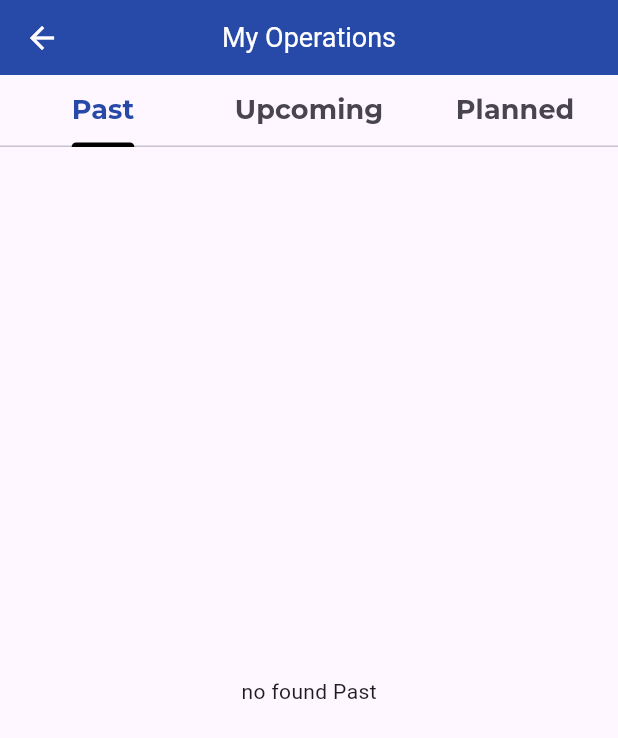
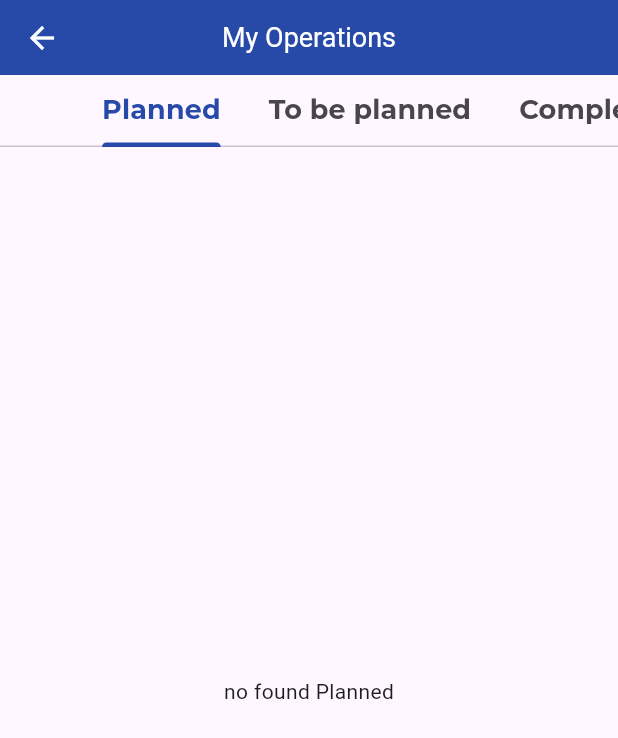
Before and after one commit to Travelaps/Elektra-Fit, a Flutter app: the Profile screen opened directly, after a tap on "My Operations", on a phone screen of 412 x 824 dp. Shown: the top 738 px of the screen. Run offline on Flutter 3.47's test engine with Material 3 defaults, Android fonts, the phone set to English and light mode, and no system bars; our stand-ins replace another_flushbar, cached_network_image, curved_navigation_bar, easy_localization, get_it, lottie and 2 more; missing offline and left inert: qr_code_scanner; accounts and stored records are empty; network calls fail; Roboto replaces fonts that are missing (Axiforma); project files that could hold a hidden picture were left out.

Commit message:
hot fix.

```diff
--- a/assets/translations/en.json
+++ b/assets/translations/en.json
@@ -1,8 +1,11 @@
 {
   "No Operations Found": "No Operations Found",
+  "Planned": "Planned",
+  "Staff Name": "Staff Name",
+  "To be planned": "To be planned",
+  "Completed": "Completed",
   "Upcoming": "Upcoming",
   "Past": "Past",
-  "Planned": "Planned",
   "Name": "Name",
   "Category": "Category",
   "No activities found for the selected date.": "No activities found for the selected date.",
--- a/assets/translations/tr.json
+++ b/assets/translations/tr.json
@@ -1,8 +1,11 @@
 {
   "No Operations Found": "İşlem Bulunamadı",
+  "Planned": "Planlanan",
+  "Staff Name": "Personel İsmi",
+  "To be planned": "Planlanacak",
+  "Completed": "Tamamlanan",
   "Upcoming": "Gelecek",
   "Past": "Geçmiş",
-  "Planned": "Planlanan",
   "Name": "Adı",
   "Category": "Kategori",
   "Service Name": "Servis Adı",
--- a/lib/module/profile/profile-service.dart
+++ b/lib/module/profile/profile-service.dart
@@ -7,11 +7,7 @@ class ProfileService {
   BehaviorSubject<List<SpaMemberBodyAnalysis?>?> spaMemberBody$ = BehaviorSubject.seeded(null);
   BehaviorSubject<List<ReservationModel?>?> reservation$ = BehaviorSubject.seeded(null);
 
-  BehaviorSubject<Map<String, List<ReservationModel>?>?> res$ = BehaviorSubject.seeded({
-    "Past".tr(): [],
-    "Upcoming".tr(): [],
-    "Planned".tr(): [],
-  });
+  BehaviorSubject<Map<String, List<ReservationModel>?>?> res$ = BehaviorSubject.seeded({"Planned".tr(): [], "To be planned".tr(): [], "Completed".tr(): []});
 
   Future<RequestResponse?> spaMemberBodyAnality() async {
     spaMemberBody$.add(null);
@@ -49,37 +45,36 @@ class ProfileService {
             "Parameters": {"HOTELID": hotelId, "MEMBERID": member$.value?.first.profile.guestid}
           }));
       final jsonData = json.decode(utf8.decode(response.bodyBytes));
-      res$.value = {"Past".tr(): [], "Upcoming".tr(): [], "Planned".tr(): []};
+      if (jsonData != null) {
         var today = DateTime.now();
-      if (jsonData != null) {
-        if (res$.value != null) {
+        res$.value = {"Planned".tr(): [], "To be planned".tr(): [], "Completed".tr(): []};
         jsonData.forEach((e) {
           ReservationModel reservation = ReservationModel.fromJson(e);
 
-            if (reservation.resstart != null && reservation.resend != null) {
-              if (reservation.resstart!.isBefore(today)) {
-                res$.value?["Upcoming".tr()]?.add(reservation);
-              }
+          if (reservation.resstart == null && reservation.resend == null) {
+            res$.value?["To be planned".tr()]?.add(reservation);
+          } else {
+            if (reservation.resstart != null || reservation.resend != null) {
               if (reservation.resstart!.isAfter(today)) {
-                res$.value?["Past".tr()]?.add(reservation);
-              }
                 res$.value?["Planned".tr()]?.add(reservation);
               }
-            // if (reservation.resstart != null && reservation.resend != null) {
-            //   if (reservation.resstart!.isBefore(today)) {
-            //     res$.value?["Past".tr()]?.add(reservation);
-            //   } else if (reservation.resstart!.isAfter(today)) {
-            //     res$.value?["Upcoming".tr()]?.add(reservation);
-            //   }
+              res$.value?["Completed".tr()]?.add(reservation);
+
+              // if (reservation.resstart!.isBefore(today) && reservation.resend!.isBefore(today)) {
+              //   res$.value?["Completed".tr()]?.add(reservation);
+              // } else {
+              //   print("asdasdas");
+              //   res$.value?["Planned".tr()]?.add(reservation);
               // }
-            // res$.value?["Planned".tr()]?.add(reservation);
+            }
+          }
         });
 
         res$.add(res$.value);
       }
-      }
       return RequestResponse(message: jsonData.toString(), result: true);
     } catch (item) {
+      print(item);
       return RequestResponse(message: item.toString(), result: false);
     }
   }
```
Also changed, not shown: lib/module/profile/profile-module/operations.dart (+13 -5 lines). Lines whose indentation alone changed are shown as unchanged.
